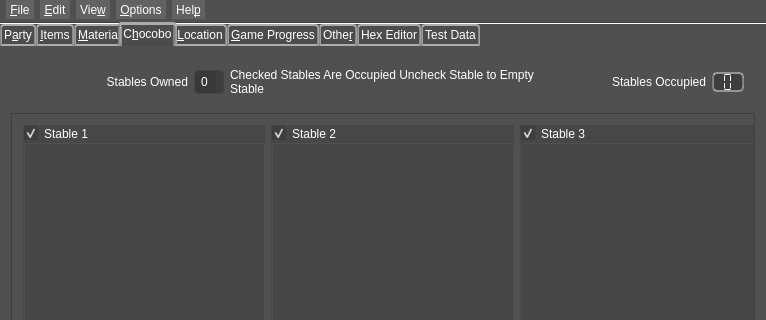
Qt form mainwindow.ui (sithlord48/blackchocobo) before a commit; both pictures show x 0 to 766 and y 0 to 320 of the 766 by 635 pixel window.
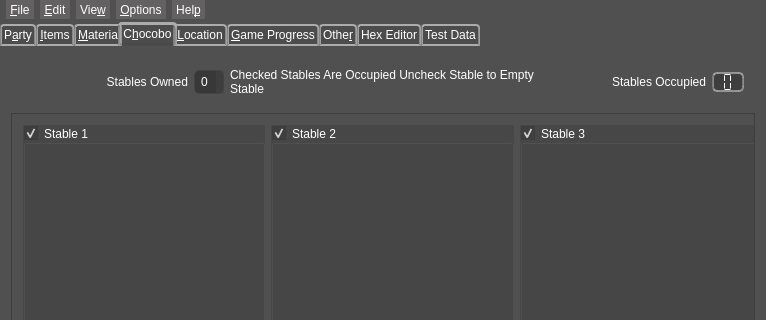
The same form after that commit. The open tabs and pages were chosen to show the change. Icons and pictures are not drawn.

Commit message: CharEditor: debug renamed advanceMode ChocoboEditor: Display chocobo's rank reorder items, added advanced mode to show pcount / personality ItemPreview: Show Materia Slots in same direction as game. Click to destroy if popup or tooltip. Lang update.

```diff
--- a/mainwindow.ui
+++ b/mainwindow.ui
@@ -374,11 +374,12 @@
 	border-right-color: qlineargradient(spread:pad, x1:0, y1:0, x2:1, y2:0, stop:0 rgba(123, 123, 123, 255), stop:1 rgba(172, 172, 172, 255));
 	border-bottom-color: rgb(172, 172, 172);
 	border-top-color: rgb(172,172,172);
-    border-top-left-radius: 4px;
-    border-top-right-radius: 4px;
-	min-width: 10ex;
     padding: 2px;
+	border-top-left-radius: 4px;
+    border-top-right-radius: 4px;
+	min-width: 9ex;
 	font:;color:rgb(255,255,255);
+
  }
 QTabBar::tab:selected {
 	border:3px solid;
@@ -386,12 +387,16 @@
 	border-right-color: qlineargradient(spread:pad, x1:0, y1:0, x2:1, y2:0, stop:0 rgba(123, 123, 123, 255), stop:1 rgba(172, 172, 172, 255));
 	border-top-color: rgb(172,172,172);
     border-bottom-color: rgba(10,10,10,16);
+	background-color:qlineargradient(spread:pad, x1:0.5, y1:0.00568182, 
+x2:0.497, y2:1, stop:0 rgba(67, 67, 67, 128), stop:0.5 rgba(98,192,247,128), 
+stop:1 rgba(67, 67, 67, 128)); font:;color:rgb(255,255,255);
  }
 QTabBar::tab:!selected { margin-top: 2px; }
 QTabBar::tab:selected{
      margin-left: -4px;
      margin-right: -4px;
  }
+
 QTabBar::tab:first:selected { margin-left: 0; }
 QTabBar::tab:last:selected { margin-right: 0; }
 QTabBar::tab:only-one { margin: 0;  }
@@ -421,15 +426,7 @@
     <item>
      <widget class="QTabWidget" name="tabWidget">
       <property name="styleSheet">
-       <string notr="true">::tab:hover{
-	background-color:qlineargradient(spread:pad, x1:0.5, y1:0.00568182, 
-x2:0.497, y2:1, stop:0 rgba(67, 67, 67, 128), stop:0.5 rgba(98,192,247,128), 
-stop:1 rgba(67, 67, 67, 128)); font:;color:rgb(255,255,255);
-}
-</string>
-      </property>
-      <property name="tabPosition">
-       <enum>QTabWidget::North</enum>
+       <string notr="true"/>
       </property>
       <property name="currentIndex">
        <number>0</number>
@@ -437,9 +434,6 @@
       <property name="usesScrollButtons">
        <bool>false</bool>
       </property>
-      <property name="documentMode">
-       <bool>true</bool>
-      </property>
       <widget class="QWidget" name="tab_party">
        <property name="focusPolicy">
         <enum>Qt::NoFocus</enum>
```
Left out of the diff: 92 changed lines with no effect on the pictures. The commit also changes 13 other files.
